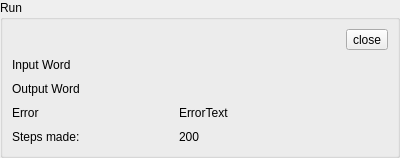
This is YAD-Studio/Widgets/RunWidget.ui in Yad-Studio/YAD-Studio as Qt 5 draws it before an edit. The edited form follows.
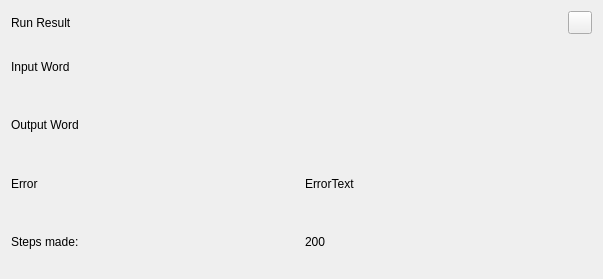
This is the edited form. Icons and pictures are not drawn. Custom widgets are drawn as their Qt base class.

Patch:
```diff
--- a/YAD-Studio/Widgets/RunWidget.ui
+++ b/YAD-Studio/Widgets/RunWidget.ui
@@ -6,8 +6,8 @@
    <rect>
     <x>0</x>
     <y>0</y>
-    <width>400</width>
-    <height>158</height>
+    <width>603</width>
+    <height>279</height>
    </rect>
   </property>
   <property name="sizePolicy">
@@ -23,106 +23,88 @@
    <double>1.000000000000000</double>
   </property>
   <layout class="QVBoxLayout" name="verticalLayout">
-   <property name="leftMargin">
-    <number>0</number>
-   </property>
-   <property name="topMargin">
-    <number>0</number>
-   </property>
-   <property name="rightMargin">
-    <number>0</number>
-   </property>
-   <property name="bottomMargin">
-    <number>0</number>
-   </property>
    <item>
-    <widget class="QGroupBox" name="groupBox">
-     <property name="sizePolicy">
-      <sizepolicy hsizetype="Preferred" vsizetype="Minimum">
-       <horstretch>0</horstretch>
-       <verstretch>0</verstretch>
-      </sizepolicy>
-     </property>
-     <property name="title">
-      <string>Run</string>
-     </property>
-     <layout class="QGridLayout" name="gridLayout">
-      <item row="2" column="1">
-       <widget class="MarkovWordWidget" name="outputWidget" native="true">
-        <property name="sizePolicy">
-         <sizepolicy hsizetype="Preferred" vsizetype="Minimum">
-          <horstretch>0</horstretch>
-          <verstretch>0</verstretch>
-         </sizepolicy>
-        </property>
-       </widget>
-      </item>
-      <item row="1" column="1">
-       <widget class="MarkovWordWidget" name="inputWidget" native="true">
-        <property name="sizePolicy">
-         <sizepolicy hsizetype="Preferred" vsizetype="Minimum">
-          <horstretch>0</horstretch>
-          <verstretch>0</verstretch>
-         </sizepolicy>
-        </property>
-       </widget>
-      </item>
-      <item row="0" column="2">
+    <layout class="QHBoxLayout" name="horizontalLayout">
+     <item>
+      <widget class="QLabel" name="title">
+       <property name="text">
+        <string>Run Result</string>
+       </property>
+      </widget>
+     </item>
+     <item>
+      <spacer name="horizontalSpacer">
+       <property name="orientation">
+        <enum>Qt::Horizontal</enum>
+       </property>
+       <property name="sizeHint" stdset="0">
+        <size>
+         <width>40</width>
+         <height>20</height>
+        </size>
+       </property>
+      </spacer>
+     </item>
+     <item>
        <widget class="QToolButton" name="closeButton">
         <property name="text">
-         <string>close</string>
-        </property>
-        <property name="icon">
-         <iconset resource="../Resources.qrc">
-          <normaloff>:/new/prefix1/close.png</normaloff>:/new/prefix1/close.png</iconset>
+        <string/>
         </property>
        </widget>
       </item>
-      <item row="3" column="1">
-       <widget class="QLabel" name="errorDescription">
-        <property name="sizePolicy">
-         <sizepolicy hsizetype="Preferred" vsizetype="Minimum">
-          <horstretch>0</horstretch>
-          <verstretch>0</verstretch>
-         </sizepolicy>
-        </property>
+    </layout>
+   </item>
+   <item>
+    <layout class="QGridLayout" name="gridLayout_2">
+     <item row="0" column="0">
+      <widget class="QLabel" name="inputWord">
         <property name="text">
-         <string>ErrorText</string>
-        </property>
-        <property name="wordWrap">
-         <bool>true</bool>
+        <string>Input Word</string>
         </property>
        </widget>
       </item>
-      <item row="3" column="0">
+     <item row="2" column="0">
        <widget class="QLabel" name="errorTitle">
         <property name="text">
          <string>Error</string>
         </property>
        </widget>
       </item>
-      <item row="2" column="0">
-       <widget class="QLabel" name="outputWord">
-        <property name="text">
-         <string>Output Word</string>
-        </property>
-       </widget>
-      </item>
-      <item row="4" column="0">
+     <item row="3" column="0">
        <widget class="QLabel" name="steps">
         <property name="text">
          <string>Steps made:</string>
         </property>
        </widget>
       </item>
+     <item row="1" column="1">
+      <widget class="MarkovWordWidget" name="outputWidget" native="true">
+       <property name="sizePolicy">
+        <sizepolicy hsizetype="Preferred" vsizetype="Minimum">
+         <horstretch>0</horstretch>
+         <verstretch>0</verstretch>
+        </sizepolicy>
+       </property>
+      </widget>
+     </item>
+     <item row="0" column="1">
+      <widget class="MarkovWordWidget" name="inputWidget" native="true">
+       <property name="sizePolicy">
+        <sizepolicy hsizetype="Preferred" vsizetype="Minimum">
+         <horstretch>0</horstretch>
+         <verstretch>0</verstretch>
+        </sizepolicy>
+       </property>
+      </widget>
+     </item>
       <item row="1" column="0">
-       <widget class="QLabel" name="inputWord">
+      <widget class="QLabel" name="outputWord">
         <property name="text">
-         <string>Input Word</string>
+        <string>Output Word</string>
         </property>
        </widget>
       </item>
-      <item row="4" column="1">
+     <item row="3" column="1">
        <widget class="QLabel" name="stepsNumber">
         <property name="sizePolicy">
          <sizepolicy hsizetype="Preferred" vsizetype="Minimum">
@@ -135,8 +117,23 @@
         </property>
        </widget>
       </item>
-     </layout>
-    </widget>
+     <item row="2" column="1">
+      <widget class="QLabel" name="errorDescription">
+       <property name="sizePolicy">
+        <sizepolicy hsizetype="Preferred" vsizetype="Minimum">
+         <horstretch>0</horstretch>
+         <verstretch>0</verstretch>
+        </sizepolicy>
+       </property>
+       <property name="text">
+        <string>ErrorText</string>
+       </property>
+       <property name="wordWrap">
+        <bool>true</bool>
+       </property>
+      </widget>
+     </item>
+    </layout>
    </item>
   </layout>
  </widget>
```
Left out of the diff: 4 changed lines with no effect on the pictures. Lines whose indentation alone changed are shown as unchanged.
